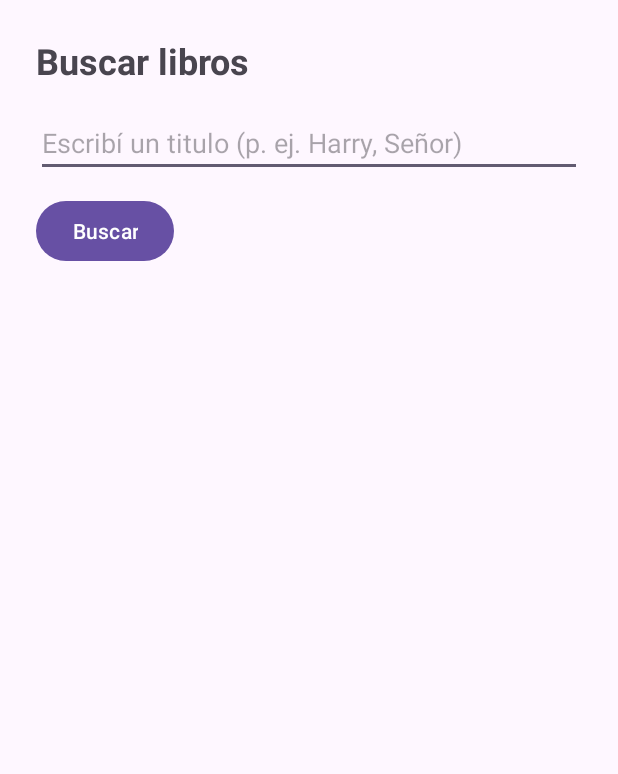
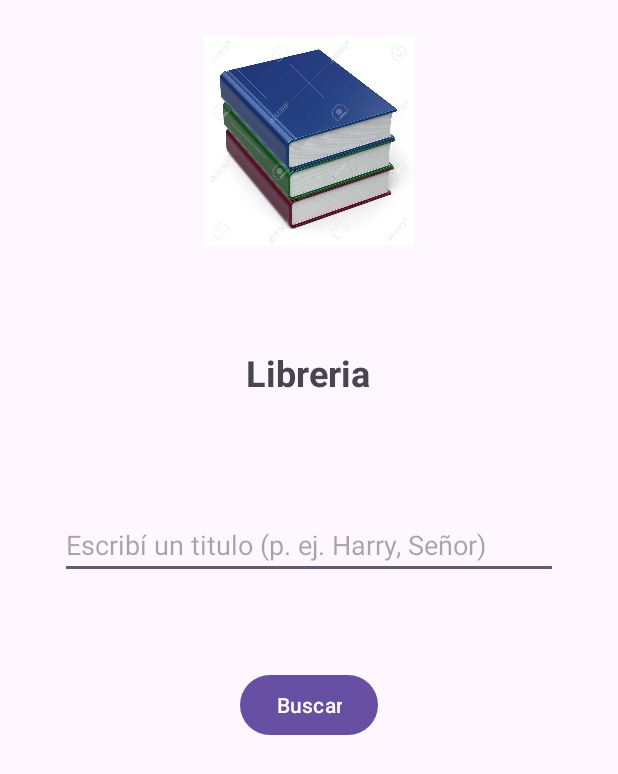
Before and after one commit to Estebaan93/tp2DispositivosMoviles, an Android app: the screen it shows after launch (MainActivity), on a phone screen of 412 x 824 dp. Shown: the top 774 px of the screen. Run offline under Robolectric (Android 15) with nearby library versions, the phone set to English and light mode, and no system bars.

Commit message:
upd03-09

```diff
--- a/app/src/main/res/layout/activity_main.xml
+++ b/app/src/main/res/layout/activity_main.xml
@@ -1,23 +1,54 @@
 <?xml version="1.0" encoding="utf-8"?>
-<LinearLayout xmlns:android="http://schemas.android.com/apk/res/android"
-    android:orientation="vertical" android:padding="24dp"
-    android:layout_width="match_parent" android:layout_height="match_parent">
+<androidx.constraintlayout.widget.ConstraintLayout xmlns:android="http://schemas.android.com/apk/res/android"
+    xmlns:app="http://schemas.android.com/apk/res-auto"
+    xmlns:tools="http://schemas.android.com/tools"
+    android:layout_width="match_parent"
+    android:layout_height="match_parent"
+    android:orientation="vertical"
+    android:padding="24dp">
 
   <TextView
       android:id="@+id/tvTituloPantalla"
-      android:text="Buscar libros"
-      android:textSize="24sp" android:textStyle="bold"
-      android:layout_width="wrap_content" android:layout_height="wrap_content"/>
+      android:layout_width="wrap_content"
+      android:layout_height="wrap_content"
+      android:layout_marginTop="68dp"
+      android:text="Libreria"
+      android:textSize="24sp"
+      android:textStyle="bold"
+      app:layout_constraintEnd_toEndOf="parent"
+      app:layout_constraintHorizontal_bias="0.497"
+      app:layout_constraintStart_toStartOf="parent"
+      app:layout_constraintTop_toBottomOf="@+id/imageView" />
 
   <EditText
       android:id="@+id/etBuscarLibro"
+      android:layout_width="match_parent"
+      android:layout_height="wrap_content"
+      android:layout_marginStart="16dp"
+      android:layout_marginTop="76dp"
+      android:layout_marginEnd="16dp"
       android:hint="Escribí un titulo (p. ej. Harry, Señor)"
-      android:layout_width="match_parent" android:layout_height="wrap_content"
-      android:layout_marginTop="16dp"/>
+      app:layout_constraintEnd_toEndOf="parent"
+      app:layout_constraintHorizontal_bias="0.0"
+      app:layout_constraintStart_toStartOf="parent"
+      app:layout_constraintTop_toBottomOf="@+id/tvTituloPantalla" />
 
   <Button
       android:id="@+id/btnBuscarLibro"
+      android:layout_width="wrap_content"
+      android:layout_height="wrap_content"
+      android:layout_marginTop="60dp"
       android:text="Buscar"
-      android:layout_width="wrap_content" android:layout_height="wrap_content"
-      android:layout_marginTop="12dp"/>
-</LinearLayout>
+      app:layout_constraintEnd_toEndOf="parent"
+      app:layout_constraintStart_toStartOf="parent"
+      app:layout_constraintTop_toBottomOf="@+id/etBuscarLibro" />
+
+  <ImageView
+      android:id="@+id/imageView"
+      android:layout_width="304dp"
+      android:layout_height="140dp"
+      app:layout_constraintEnd_toEndOf="parent"
+      app:layout_constraintStart_toStartOf="parent"
+      app:layout_constraintTop_toTopOf="parent"
+      app:srcCompat="@drawable/generico" />
+</androidx.constraintlayout.widget.ConstraintLayout>
```
Also changed, not shown: app/src/main/res/layout/activity_detalle.xml (+23 -11 lines).
